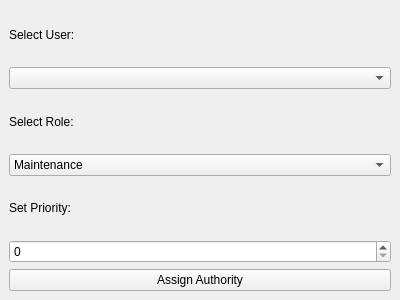
This is frontend/admin_panel.ui in ResolveHub/ResolveHub as Qt 5 draws it before an edit. The edited form follows.
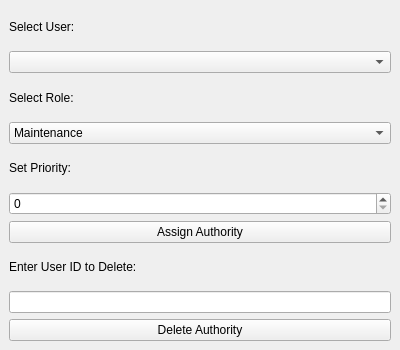
This is the edited form.

Commit message: delete_authority done

What changed in the file:
```diff
--- a/frontend/admin_panel.ui
+++ b/frontend/admin_panel.ui
@@ -7,7 +7,7 @@
                 <x>100</x>
                 <y>100</y>
                 <width>400</width>
-                <height>300</height>
+                <height>350</height>
             </rect>
         </property>
         <property name="windowTitle">
@@ -80,6 +80,26 @@
                         </property>
                     </widget>
                 </item>
+                
+                <!-- New Section for Deleting Authority -->
+                <item>
+                    <widget class="QLabel" name="label_4">
+                        <property name="text">
+                            <string>Enter User ID to Delete:</string>
+                        </property>
+                    </widget>
+                </item>
+                <item>
+                    <widget class="QLineEdit" name="user_id_input"/>
+                </item>
+                <item>
+                    <widget class="QPushButton" name="delete_button">
+                        <property name="text">
+                            <string>Delete Authority</string>
+                        </property>
+                    </widget>
+                </item>
+                
             </layout>
         </widget>
     </widget>
```
The commit also changes 5 other files.
